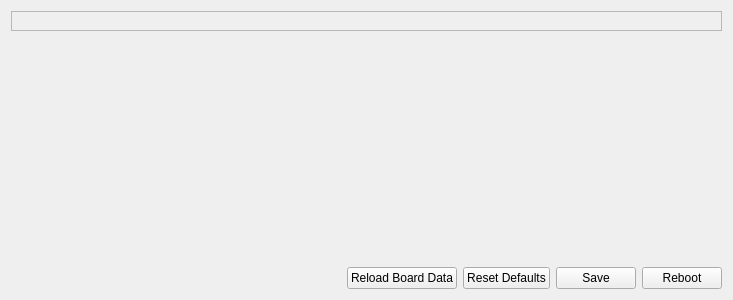
Before: the Qt Designer form ground/gcs/src/plugins/config/defaulthwsettings.ui in d-ronin/dRonin, drawn with Qt 5.
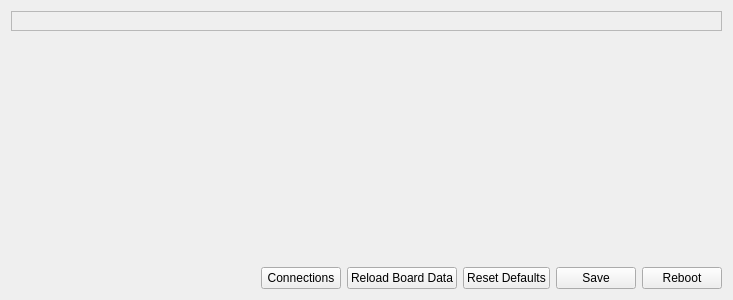
After: the same form once the commit is applied. Icons and pictures are not drawn.

Commit message: GCS: Rework connection diagrams, add to hardware page

```diff
--- a/ground/gcs/src/plugins/config/defaulthwsettings.ui
+++ b/ground/gcs/src/plugins/config/defaulthwsettings.ui
@@ -85,6 +85,18 @@
        </property>
       </widget>
      </item>
+     <item>
+      <widget class="QPushButton" name="btnConnection">
+       <property name="text">
+        <string>Connections</string>
+       </property>
+       <property name="objrelation" stdset="0">
+        <stringlist>
+         <string>button:connectiondiagram</string>
+        </stringlist>
+       </property>
+      </widget>
+     </item>
      <item>
       <widget class="QPushButton" name="reloadButton">
        <property name="sizePolicy">
```
Left out of the diff: 1 changed line with no effect on the pictures. The commit also changes 11 other files.
